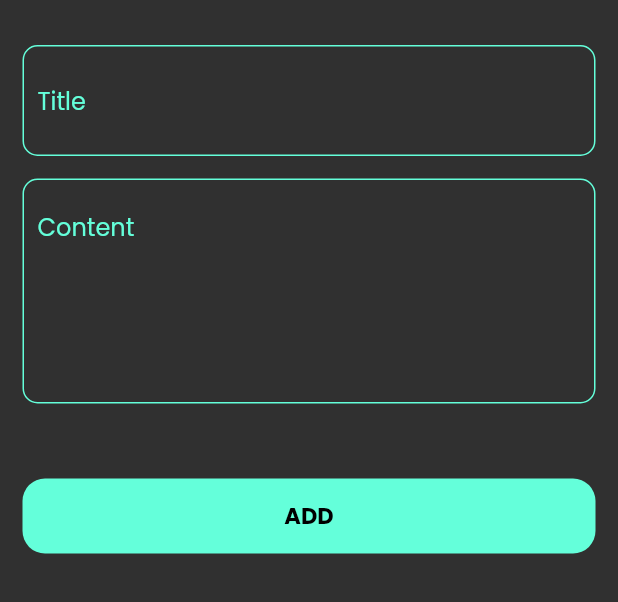
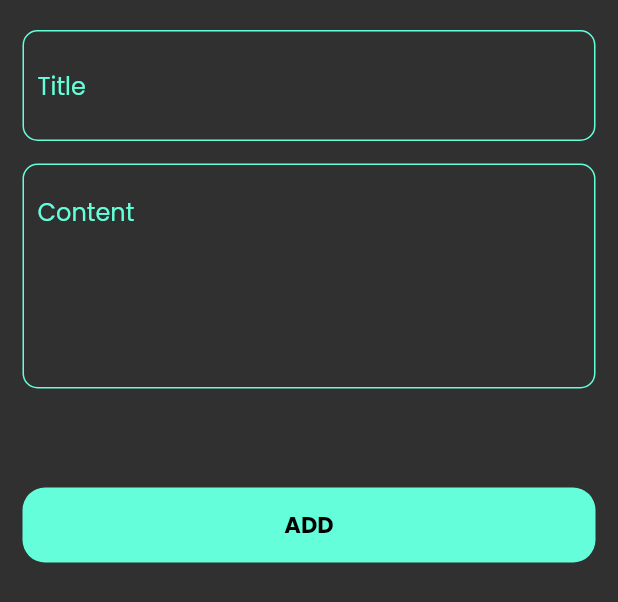
Before and after one commit to andrrew24/notes_app, a Flutter app: the AddNoteForm widget shown alone on an empty page, opened directly, on a phone screen of 412 x 824 dp. Shown: the top 602 px of the screen. Run offline on Flutter 3.47's test engine with Material 2 defaults, Android fonts, the phone set to English and light mode, and no system bars; our stand-ins replace bloc, flutter_bloc, google_fonts, hive, hive_flutter, loading_indicator; accounts and stored records are empty.

Commit message:
add fixed size to bottomSheet

```diff
--- a/lib/views/widgets/add_note_bottom_sheet.dart
+++ b/lib/views/widgets/add_note_bottom_sheet.dart
@@ -21,10 +21,10 @@ class AddNoteBottomSheet extends StatelessWidget {
       create: (context) => AddNoteCubit(),
       child: BlocConsumer<AddNoteCubit, AddNoteState>(
         listener: (context, state) {
-          if (state is AddNoteFailed) {
+          if (state is AddNoteSuccess) {
+            Navigator.pop(context);
+          } else  if (state is AddNoteFailed)  {
             print("failed to add note");
-          } else if (state is AddNoteSuccess) {
-            Navigator.pop(context);
           }
         },
         builder: (context, state) {
--- a/lib/views/widgets/add_note_form.dart
+++ b/lib/views/widgets/add_note_form.dart
@@ -26,9 +26,14 @@ class _AddNoteFormState extends State<AddNoteForm> {
     return Form(
       key: formKey,
       autovalidateMode: autoValidateMode,
+      child: SizedBox(
+        height: 385,
         child: Padding(
-        padding: const EdgeInsets.only(top: 30, right: 15, left: 15),
+          padding: const EdgeInsets.only(top: 20, right: 15, left: 15,bottom:10),
           child: Column(
+            mainAxisAlignment: MainAxisAlignment.spaceBetween,
+            children: [
+              Column(
                 children: [
                   CustomTextField(
                     onSaved: (value) {
@@ -49,7 +54,10 @@ class _AddNoteFormState extends State<AddNoteForm> {
                     padding: const EdgeInsets.symmetric(horizontal: 10, vertical: 20),
                   ),
                   const SizedBox(
-              height: 50,
+                    height: 10,
+                  ),
+
+                ],
               ),
               CustomButton(onPressed: () {
                    if (formKey.currentState!.validate()) {
@@ -64,12 +72,12 @@ class _AddNoteFormState extends State<AddNoteForm> {
                      autoValidateMode = AutovalidateMode.always;
                      setState(() {});
                    }
-            }),
-            const SizedBox(
-              height: 1,
+              }
               ),
             ],
           ),
+        ),
+
       ),
     );
   }
```
Lines whose indentation alone changed are shown as unchanged.
